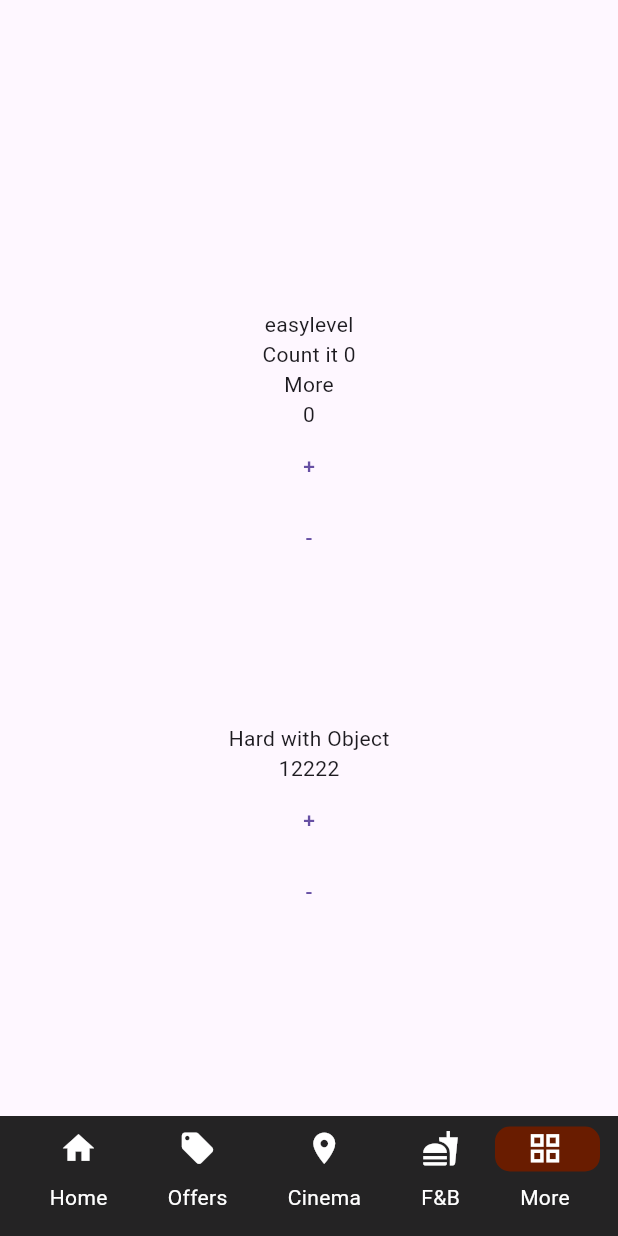
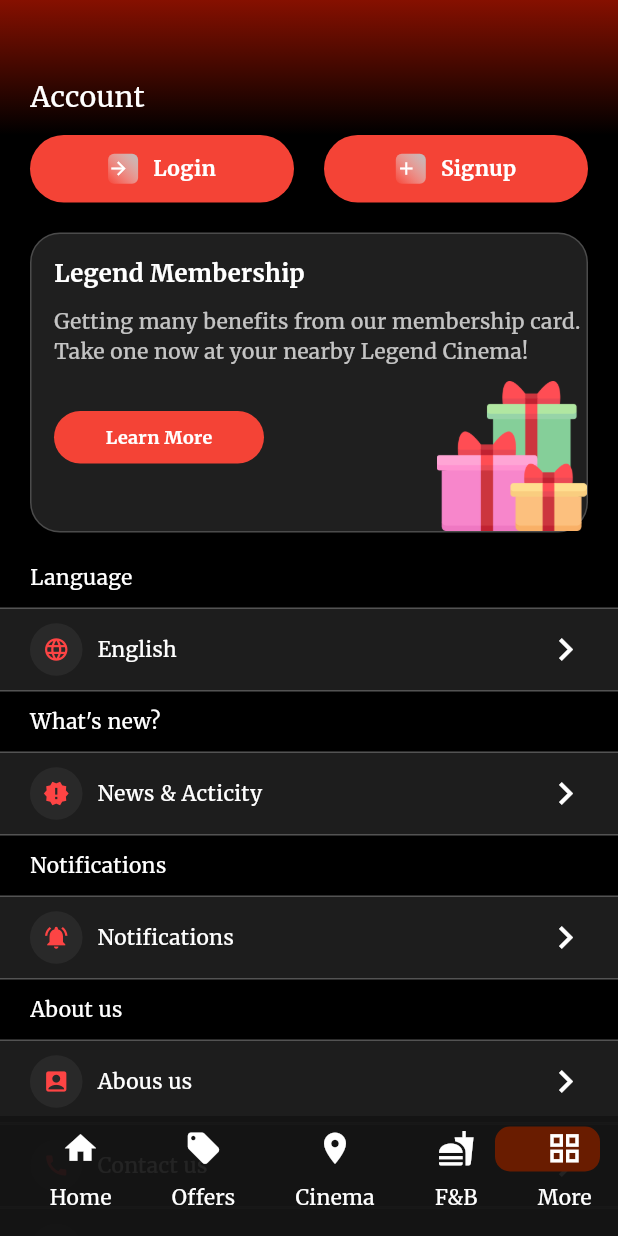
Before and after one commit to leangsengLy/Legend_Cinema, a Flutter app: the screen it shows after launch, item 5 of the bottom bar chosen, on a phone screen of 412 x 824 dp. Run offline on Flutter 3.47's test engine with Material 3 defaults, Android fonts, the phone set to English and light mode, and no system bars; our stand-ins replace flutter_riverpod, google_fonts, gradient_borders.

Commit message:
update account

```diff
--- /dev/null
+++ b/legend_cinema/lib/Component/More/Account/tab_account.dart
@@ -0,0 +1,86 @@
+import 'package:flutter/material.dart';
+
+class TabAccount extends StatelessWidget {
+  const TabAccount({super.key, required this.title, required this.itemTab});
+  final String title;
+  final List<Map<String, dynamic>> itemTab;
+  @override
+  Widget build(BuildContext context) {
+    return SizedBox(
+      width: double.infinity,
+      child: Column(
+        mainAxisAlignment: MainAxisAlignment.start,
+        crossAxisAlignment: CrossAxisAlignment.start,
+        children: [
+          Padding(
+            padding: const EdgeInsets.symmetric(horizontal: 20),
+            child: Text(
+              title,
+              style: const TextStyle(
+                color: Colors.white,
+              ),
+            ),
+          ),
+          const SizedBox(height: 10),
+          ...itemTab.map((val) {
+            return Container(
+              width: double.infinity,
+              height: 56,
+              padding: const EdgeInsets.symmetric(horizontal: 20),
+              decoration: const BoxDecoration(
+                color: Color.fromARGB(29, 255, 255, 255),
+                border: Border(
+                  top: BorderSide(
+                    color: Color.fromARGB(61, 255, 255, 255),
+                  ),
+                  bottom: BorderSide(
+                    color: Color.fromARGB(61, 255, 255, 255),
+                  ),
+                ),
+              ),
+              child: Row(
+                mainAxisAlignment: MainAxisAlignment.spaceBetween,
+                children: [
+                  Row(
+                    children: [
+                      Container(
+                        width: 35,
+                        height: 35,
+                        alignment: Alignment.center,
+                        decoration: BoxDecoration(
+                          color: const Color.fromARGB(14, 255, 255, 255),
+                          borderRadius: BorderRadius.circular(100),
+                        ),
+                        child: Icon(
+                          val['icon'],
+                          size: 18,
+                          color: const Color.fromARGB(255, 253, 68, 68),
+                        ),
+                      ),
+                      const SizedBox(width: 10),
+                      Text(
+                        val['label'],
+                        style: const TextStyle(
+                          color: Colors.white,
+                        ),
+                        // style: Theme.of(context).textTheme.bodyMedium!.copyWith(
+                        //       color: Theme.of(context).colorScheme.onPrimary,
+                        //     ),
+                      ),
+                    ],
+                  ),
+                  const Icon(
+                    Icons.chevron_right,
+                    color: Colors.white,
+                    size: 30,
+                  )
+                ],
+              ),
+            );
+          }).toList(),
+          const SizedBox(height: 10)
+        ],
+      ),
+    );
+  }
+}
--- a/legend_cinema/lib/Screen/MainLegend.dart
+++ b/legend_cinema/lib/Screen/MainLegend.dart
@@ -5,6 +5,7 @@ import 'package:legend_cinema/Screen/FAndB/FoodCinema.dart';
 import 'package:legend_cinema/Screen/Home/HomeScreen.dart';
 import 'package:legend_cinema/Screen/cinema/Cinema.dart';
 import 'package:legend_cinema/Screen/more/More.dart';
+import 'package:legend_cinema/Screen/more/account.dart';
 import 'package:legend_cinema/Screen/offers/Offers.dart';
 
 class Mainlegend extends StatefulWidget {
@@ -77,7 +78,7 @@ class MainlegendState extends State<Mainlegend> {
     } else if (typeMenu == "Cinema") {
       content = const Cinema();
     } else if (typeMenu == "More") {
-      content = const More();
+      content = const Account();
     }
     return Scaffold(
       body: Stack(
--- /dev/null
+++ b/legend_cinema/lib/Screen/more/account.dart
@@ -0,0 +1,247 @@
+import 'package:flutter/material.dart';
+import 'package:legend_cinema/Component/More/Account/tab_account.dart';
+
+class Account extends StatefulWidget {
+  const Account({super.key});
+  @override
+  State<Account> createState() {
+    return AccountState();
+  }
+}
+
+class AccountState extends State<Account> {
+  @override
+  Widget build(BuildContext context) {
+    return Scaffold(
+      backgroundColor: Colors.black,
+      body: SingleChildScrollView(
+        scrollDirection: Axis.vertical,
+        child: Column(
+          children: [
+            Container(
+              width: double.infinity,
+              height: 90,
+              decoration: const BoxDecoration(
+                gradient: LinearGradient(
+                  colors: [Color.fromARGB(255, 134, 16, 0), Colors.black],
+                  begin: Alignment.topCenter,
+                  end: Alignment.bottomCenter,
+                ),
+              ),
+              child: Container(
+                margin: const EdgeInsets.fromLTRB(20, 40, 20, 0),
+                child: const Row(
+                  children: [
+                    Text(
+                      textAlign: TextAlign.center,
+                      "Account",
+                      style: TextStyle(
+                        color: Colors.white,
+                        fontSize: 19,
+                      ),
+                    ),
+                  ],
+                ),
+              ),
+            ),
+            Padding(
+              padding: const EdgeInsets.fromLTRB(20, 0, 20, 0),
+              child: Row(
+                children: [
+                  Expanded(
+                    child: Container(
+                      width: double.infinity,
+                      height: 45,
+                      alignment: Alignment.center,
+                      decoration: BoxDecoration(
+                        color: Colors.red,
+                        borderRadius: BorderRadius.circular(1000),
+                      ),
+                      child: Row(
+                        mainAxisAlignment: MainAxisAlignment.center,
+                        children: [
+                          Container(
+                            width: 20,
+                            height: 20,
+                            alignment: Alignment.centerLeft,
+                            decoration: BoxDecoration(
+                              borderRadius: BorderRadius.circular(4),
+                              gradient: const LinearGradient(
+                                colors: [
+                                  Color.fromARGB(255, 189, 189, 189),
+                                  Color.fromARGB(3, 255, 255, 255)
+                                ],
+                                begin: Alignment.topRight,
+                                end: Alignment.bottomLeft,
+                              ),
+                            ),
+                            child: const Icon(
+                              Icons.arrow_forward,
+                              size: 14,
+                              color: Colors.white,
+                            ),
+                          ),
+                          const SizedBox(width: 10),
+                          const Text(
+                            "Login",
+                            style: TextStyle(
+                              color: Colors.white,
+                              fontWeight: FontWeight.bold,
+                            ),
+                          )
+                        ],
+                      ),
+                    ),
+                  ),
+                  const SizedBox(width: 20),
+                  Expanded(
+                    child: Container(
+                      width: double.infinity,
+                      height: 45,
+                      alignment: Alignment.center,
+                      decoration: BoxDecoration(
+                        color: Colors.red,
+                        borderRadius: BorderRadius.circular(1000),
+                      ),
+                      child: Row(
+                        mainAxisAlignment: MainAxisAlignment.center,
+                        children: [
+                          Container(
+                            width: 20,
+                            height: 20,
+                            alignment: Alignment.centerLeft,
+                            decoration: BoxDecoration(
+                              borderRadius: BorderRadius.circular(4),
+                              gradient: const LinearGradient(
+                                colors: [
+                                  Color.fromARGB(255, 189, 189, 189),
+                                  Color.fromARGB(3, 255, 255, 255)
+                                ],
+                                begin: Alignment.topRight,
+                                end: Alignment.bottomLeft,
+                              ),
+                            ),
+                            child: const Icon(
+                              Icons.add,
+                              size: 14,
+                              color: Colors.white,
+                            ),
+                          ),
+                          const SizedBox(width: 10),
+                          const Text(
+                            "Signup",
+                            style: TextStyle(
+                              color: Colors.white,
+                              fontWeight: FontWeight.bold,
+                            ),
+                          )
+                        ],
+                      ),
+                    ),
+                  ),
+                ],
+              ),
+            ),
+            const SizedBox(height: 20),
+            Container(
+              margin: const EdgeInsets.fromLTRB(20, 0, 20, 0),
+              padding: const EdgeInsets.fromLTRB(15, 15, 0, 0),
+              width: double.infinity,
+              height: 200,
+              alignment: Alignment.topLeft,
+              decoration: BoxDecoration(
+                color: const Color.fromARGB(82, 95, 95, 95),
+                borderRadius: BorderRadius.circular(20),
+                border: Border.all(
+                  color: const Color.fromARGB(50, 255, 255, 255),
+                ),
+              ),
+              child: Stack(
+                children: [
+                  Column(
+                    crossAxisAlignment: CrossAxisAlignment.start,
+                    mainAxisAlignment: MainAxisAlignment.start,
+                    children: [
+                      const Text(
+                        "Legend Membership",
+                        style: TextStyle(
+                          color: Colors.white,
+                          fontSize: 16,
+                          fontWeight: FontWeight.bold,
+                        ),
+                      ),
+                      const SizedBox(
+                        height: 10,
+                      ),
+                      const Text(
+                        "Getting many benefits from our membership card. Take one now at your nearby Legend Cinema!",
+                        style: TextStyle(
+                          color: Color.fromARGB(188, 255, 255, 255),
+                        ),
+                      ),
+                      const SizedBox(height: 30),
+                      Container(
+                        width: 140,
+                        height: 35,
+                        alignment: Alignment.center,
+                        decoration: BoxDecoration(
+                          color: Colors.red,
+                          borderRadius: BorderRadius.circular(30),
+                        ),
+                        child: const Text(
+                          "Learn More",
+                          style: TextStyle(
+                            color: Colors.white,
+                            fontSize: 12,
+                            fontWeight: FontWeight.bold,
+                          ),
+                        ),
+                      )
+                    ],
+                  ),
+                  Positioned(
+                    bottom: 0,
+                    right: 0,
+                    child: Image.asset(
+                      "assets/Image/icon/gift.png",
+                      height: 100,
+                    ),
+                  )
+                ],
+              ),
+            ),
+            const SizedBox(height: 20),
+            const TabAccount(
+              itemTab: [
+                {"label": "English", "icon": Icons.language}
+              ],
+              title: "Language",
+            ),
+            const TabAccount(
+              itemTab: [
+                {"label": "News & Acticity", "icon": Icons.new_releases}
+              ],
+              title: "What's new?",
+            ),
+            const TabAccount(
+              itemTab: [
+                {"label": "Notifications", "icon": Icons.notifications_active}
+              ],
+              title: "Notifications",
+            ),
+            const TabAccount(
+              itemTab: [
+                {"label": "Abous us", "icon": Icons.account_box},
+                {"label": "Contact us", "icon": Icons.call},
+                {"label": "Privacy Policy", "icon": Icons.privacy_tip},
+                {"label": "Term & Conditions", "icon": Icons.text_format_sharp},
+              ],
+              title: "About us",
+            ),
+            const SizedBox(height: 70)
+          ],
+        ),
+      ),
+    );
+  }
+}
--- a/legend_cinema/lib/main.dart
+++ b/legend_cinema/lib/main.dart
@@ -1,14 +1,36 @@
 import 'package:flutter/material.dart';
 import 'package:flutter_riverpod/flutter_riverpod.dart';
 import 'package:legend_cinema/Screen/MainLegend.dart';
+
+import 'package:google_fonts/google_fonts.dart';
 
 //start build this project on 10-03-2025 10:44PM
 //Ly zee vlogger Programing
 void main() {
   runApp(
-    const ProviderScope(
+    ProviderScope(
       child: MaterialApp(
-        home: Mainlegend(),
+        title: "Legend By LyZee",
+        theme: ThemeData(
+          colorScheme: ColorScheme.fromSeed(
+            seedColor: const Color.fromARGB(255, 176, 44, 39),
+            brightness: Brightness.dark,
+          ),
+          textTheme: TextTheme(
+            displayLarge: const TextStyle(
+              fontSize: 72,
+              fontWeight: FontWeight.bold,
+            ),
+            // ···
+            titleLarge: GoogleFonts.oswald(
+              fontSize: 30,
+              fontStyle: FontStyle.italic,
+            ),
+            bodyMedium: GoogleFonts.merriweather(),
+            displaySmall: GoogleFonts.pacifico(),
+          ),
+        ),
+        home: const Mainlegend(),
       ),
     ),
   );
--- a/legend_cinema/pubspec.yaml
+++ b/legend_cinema/pubspec.yaml
@@ -36,6 +36,7 @@ dependencies:
   # Use with the CupertinoIcons class for iOS style icons.
   cupertino_icons: ^1.0.8
   flutter_riverpod: ^2.6.1
+  google_fonts: ^6.2.1
 
 dev_dependencies:
   flutter_test:
@@ -79,6 +80,7 @@ flutter:
     - assets/Image/offers/3.jpeg
     - assets/Image/offers/4.jpeg
     - assets/Image/offers/5.jpeg
+    - assets/Image/icon/gift.png
     - assets/Image/offers/6.jpeg
 
 
```
Also changed, not shown: legend_cinema/assets/Image/icon/gift.png (added), legend_cinema/pubspec.lock, 3 other files.
